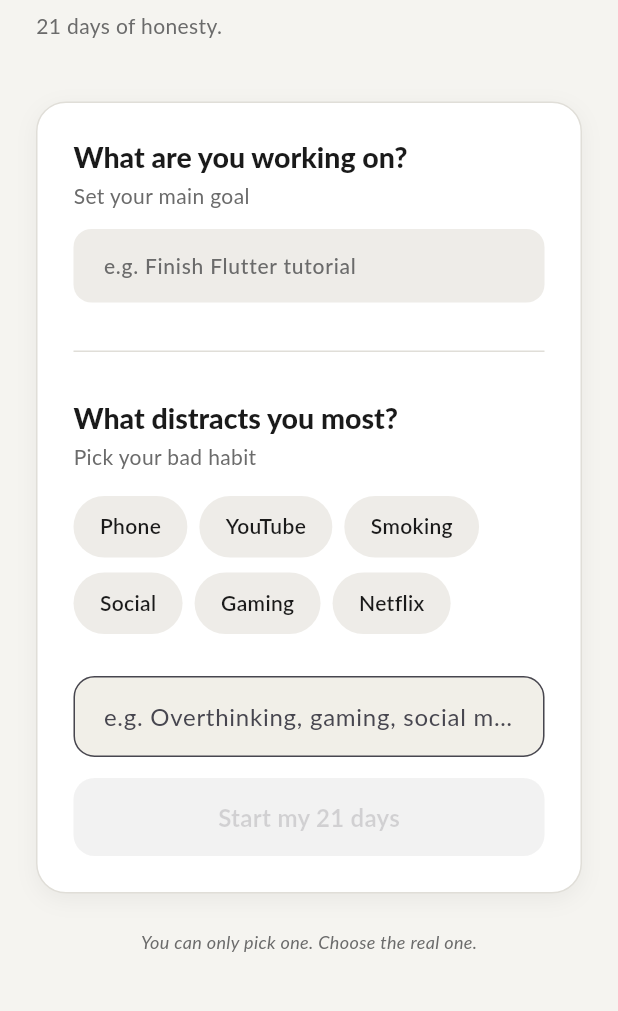
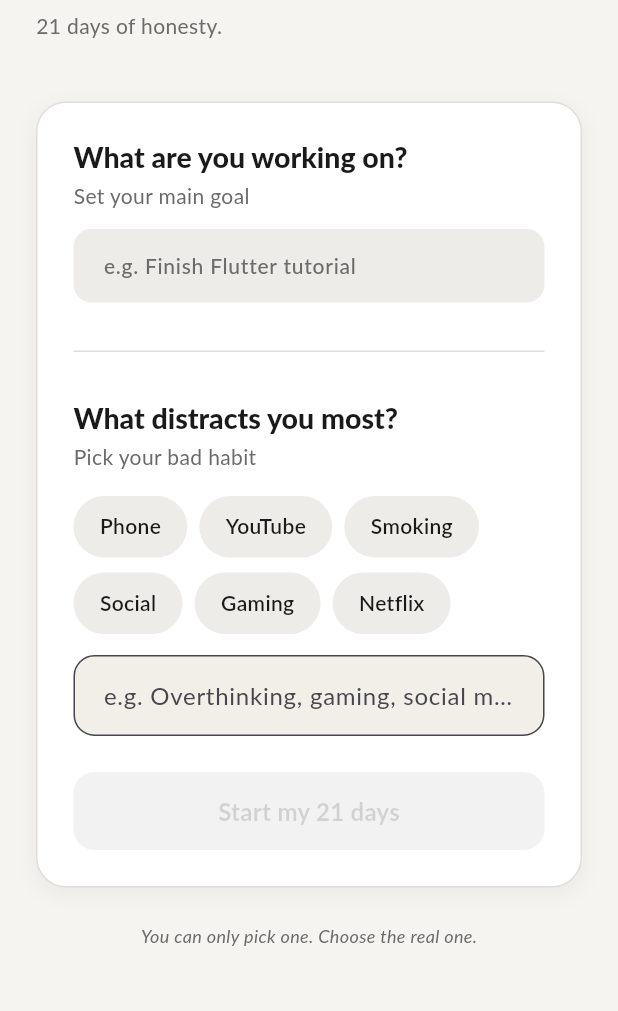
Before and after one commit to omar20270/own_it, a Flutter app: the screen it shows after launch, on a phone screen of 412 x 824 dp, the part 101-1112 px from its top. Run offline on Flutter 3.47's test engine with Material 3 defaults, Android fonts, the phone set to English and light mode, and no system bars; our stand-ins replace cloud_firestore, firebase_core, flutter_riverpod; accounts and stored records are empty; Roboto replaces fonts that are missing (Lato).

Commit message:
refactor the setup page and fix errors

```diff
--- a/lib/features/setup/presentation/pages/setup_page.dart
+++ b/lib/features/setup/presentation/pages/setup_page.dart
@@ -2,6 +2,11 @@ import 'package:flutter/material.dart';
 import 'package:flutter_riverpod/flutter_riverpod.dart';
 import 'package:own_it/core/theme/app_thema.dart';
 import 'package:own_it/features/setup/presentation/providers/setup_providers.dart';
+import 'package:own_it/features/setup/presentation/widgets/custom_distraction_field.dart';
+import 'package:own_it/features/setup/presentation/widgets/goal_text_field.dart';
+import 'package:own_it/features/setup/presentation/widgets/setup_card.dart';
+import 'package:own_it/features/setup/presentation/widgets/setup_cta_button.dart';
+import 'package:own_it/features/setup/presentation/widgets/setup_section_label.dart';
 
 import '../../../../core/constants/app_constants.dart';
 
@@ -41,19 +46,19 @@ class SetupPage extends ConsumerWidget {
               const SizedBox(height: 40),
 
               // ── Card ────────────────────────────────────────────────────
-              _SetupCard(
+              SetupCard(
                 child: Column(
                   crossAxisAlignment: CrossAxisAlignment.start,
                   children: [
                     // Goal section
-                    _SectionLabel(AppStrings.setupGoalQuestion),
+                    SectionLabel(AppStrings.setupGoalQuestion),
                     const SizedBox(height: 4),
                     Text(
                       AppStrings.setupGoalSubtitle,
                       style: Theme.of(context).textTheme.bodyMedium,
                     ),
                     const SizedBox(height: 12),
-                    _GoalTextField(
+                    GoalTextField(
                       onChanged: (val) =>
                           ref.read(goalProvider.notifier).state = val,
                     ),
@@ -63,7 +68,7 @@ class SetupPage extends ConsumerWidget {
                     const SizedBox(height: 32),
 
                     // Habit section
-                    _SectionLabel(AppStrings.setupHabitQuestion),
+                    SectionLabel(AppStrings.setupHabitQuestion),
                     const SizedBox(height: 4),
                     Text(
                       AppStrings.setupHabitSubtitle,
@@ -86,53 +91,16 @@ class SetupPage extends ConsumerWidget {
 
                     const SizedBox(height: 14),
 
-                    const SizedBox(height: 14),
-
-                    _CustomDistractionField(
+                    CustomDistractionField(
                       onChanged: (value) {
                         ref.read(selectedHabitProvider.notifier).state =
                             value.trim().isEmpty ? null : value.trim();
                       },
                     ),
-                    const SizedBox(height: 14),
-                    // CTA Button
-                    _CtaButton(
-                      isEnabled: isValid,
-                      onPressed: isValid
-                          ? () async {
-                              // show loading
-                              ref.read(setupSavingProvider.notifier).state =
-                                  true;
 
-                              try {
-                                await ref
-                                    .read(setupRepositoryProvider)
-                                    .saveSetup(
-                                      goal: ref.read(goalProvider).trim(),
-                                      badHabit: ref.read(
-                                        selectedHabitProvider,
-                                      )!,
-                                    );
-                                // navigate to checkin (use SnackBar for now)
-                                if (context.mounted) {
-                                  Navigator.pushNamed(
-                                    context,
-                                    AppRoutes.checkin,
-                                  );
-                                }
-                              } catch (e) {
-                                if (context.mounted) {
-                                  ScaffoldMessenger.of(context).showSnackBar(
-                                    SnackBar(content: Text('Error: $e')),
-                                  );
-                                }
-                              } finally {
-                                ref.read(setupSavingProvider.notifier).state =
-                                    false;
-                              }
-                            }
-                          : null,
-                    ),
+                    const SizedBox(height: 24),
+
+                    SetupCtaButton(isEnabled: isValid),
                   ],
                 ),
               ),
@@ -156,147 +124,3 @@ class SetupPage extends ConsumerWidget {
     );
   }
 }
-
-// ── Private sub-widgets ────────────────────────────────────────────────────
-
-class _SetupCard extends StatelessWidget {
-  final Widget child;
-  const _SetupCard({required this.child});
-
-  @override
-  Widget build(BuildContext context) {
-    return Container(
-      width: double.infinity,
-      padding: const EdgeInsets.all(24),
-      decoration: BoxDecoration(
-        color: AppColors.surface,
-        borderRadius: BorderRadius.circular(20),
-        border: Border.all(color: AppColors.border),
-        boxShadow: [
-          BoxShadow(
-            color: Colors.black.withValues(alpha: 0.05),
-            blurRadius: 12,
-            offset: const Offset(0, 4),
-          ),
-        ],
-      ),
-      child: child,
-    );
-  }
-}
-
-class _SectionLabel extends StatelessWidget {
-  final String text;
-  const _SectionLabel(this.text);
-
-  @override
-  Widget build(BuildContext context) {
-    return Text(
-      text,
-      style: Theme.of(context).textTheme.headlineMedium?.copyWith(fontSize: 19),
-    );
-  }
-}
-
-class _GoalTextField extends StatelessWidget {
-  final ValueChanged<String> onChanged;
-
-  const _GoalTextField({required this.onChanged});
-
-  @override
-  Widget build(BuildContext context) {
-    return TextField(
-      onChanged: onChanged,
-      style: const TextStyle(
-        fontSize: 14,
-        fontWeight: FontWeight.w500,
-        color: AppColors.textPrimary,
-      ),
-      decoration: InputDecoration(
-        hintText: AppStrings.setupGoalHint,
-        hintStyle: const TextStyle(
-          color: AppColors.textSecondary,
-          fontSize: 14,
-        ),
-        contentPadding: const EdgeInsets.symmetric(
-          horizontal: 16,
-          vertical: 14,
-        ),
-        filled: true,
-        fillColor: AppColors.chipUnselected,
-        border: OutlineInputBorder(
-          borderRadius: BorderRadius.circular(12),
-          borderSide: BorderSide.none,
-        ),
-        focusedBorder: OutlineInputBorder(
-          borderRadius: BorderRadius.circular(12),
-          borderSide: const BorderSide(color: AppColors.primary, width: 1.5),
-        ),
-      ),
-    );
-  }
-}
-
-class _CustomDistractionField extends StatelessWidget {
-  final ValueChanged<String> onChanged;
-
-  const _CustomDistractionField({required this.onChanged});
-
-  @override
-  Widget build(BuildContext context) {
-    return TextField(
-      onChanged: onChanged,
-      decoration: InputDecoration(
-        hintText: 'e.g. Overthinking, gaming, social media',
-        filled: true,
-        fillColor: const Color(0xFFF1EFE8),
-        contentPadding: const EdgeInsets.symmetric(
-          horizontal: 16,
-          vertical: 15,
-        ),
-        border: OutlineInputBorder(
-          borderRadius: BorderRadius.circular(14),
-          borderSide: const BorderSide(color: Color(0xFFD8D6CF)),
-        ),
-      ),
-    );
-  }
-}
-
-class _CtaButton extends StatelessWidget {
-  final bool isEnabled;
-  final VoidCallback? onPressed;
-
-  const _CtaButton({required this.isEnabled, required this.onPressed});
-
-  @override
-  Widget build(BuildContext context) {
-    return AnimatedOpacity(
-      opacity: isEnabled ? 1.0 : 0.45,
-      duration: const Duration(milliseconds: 200),
-      child: SizedBox(
-        width: double.infinity,
-        height: 52,
-        child: ElevatedButton(
-          onPressed: onPressed,
-          style: ElevatedButton.styleFrom(
-            backgroundColor: AppColors.primary,
-            foregroundColor: Colors.white,
-            shape: RoundedRectangleBorder(
-              borderRadius: BorderRadius.circular(14),
-            ),
-            elevation: isEnabled ? 3 : 0,
-          ),
-          child: const Text(
-            AppStrings.setupCta,
-            style: TextStyle(
-              fontSize: 16,
-              fontWeight: FontWeight.w700,
-              letterSpacing: 0.2,
-            ),
-          ),
-        ),
-      ),
-    );
-  }
-}
--- a/lib/features/setup/presentation/providers/setup_valid_provider.dart
+++ /dev/null
@@ -1,15 +0,0 @@
-import 'package:flutter_riverpod/flutter_riverpod.dart';
-import 'package:flutter_riverpod/legacy.dart';
-
-// ── Goal text ──────────────────────────────────────────────────────────────
-final goalProvider = StateProvider<String>((ref) => '');
-
-// ── Selected bad habit ─────────────────────────────────────────────────────
-final selectedHabitProvider = StateProvider<String?>((ref) => null);
-
-// ── Form validity: both must be filled ────────────────────────────────────
-final setupValidProvider = Provider<bool>((ref) {
-  final goal = ref.watch(goalProvider).trim();
-  final habit = ref.watch(selectedHabitProvider);
-  return goal.isNotEmpty && habit != null;
-});
--- a/lib/features/setup/presentation/widgets/custom_distraction_field.dart
+++ b/lib/features/setup/presentation/widgets/custom_distraction_field.dart
@@ -0,0 +1,27 @@
+import 'package:flutter/material.dart';
+
+class CustomDistractionField extends StatelessWidget {
+  final ValueChanged<String> onChanged;
+
+  const CustomDistractionField({super.key, required this.onChanged});
+
+  @override
+  Widget build(BuildContext context) {
+    return TextField(
+      onChanged: onChanged,
+      decoration: InputDecoration(
+        hintText: 'e.g. Overthinking, gaming, social media',
+        filled: true,
+        fillColor: const Color(0xFFF1EFE8),
+        contentPadding: const EdgeInsets.symmetric(
+          horizontal: 16,
+          vertical: 15,
+        ),
+        border: OutlineInputBorder(
+          borderRadius: BorderRadius.circular(14),
+          borderSide: const BorderSide(color: Color(0xFFD8D6CF)),
+        ),
+      ),
+    );
+  }
+}
--- a/lib/features/setup/presentation/widgets/goal_text_field.dart
+++ b/lib/features/setup/presentation/widgets/goal_text_field.dart
@@ -0,0 +1,42 @@
+import 'package:flutter/material.dart';
+import 'package:own_it/core/constants/app_constants.dart';
+import 'package:own_it/core/theme/app_thema.dart';
+
+class GoalTextField extends StatelessWidget {
+  final ValueChanged<String> onChanged;
+
+  const GoalTextField({super.key, required this.onChanged});
+
+  @override
+  Widget build(BuildContext context) {
+    return TextField(
+      onChanged: onChanged,
+      style: const TextStyle(
+        fontSize: 14,
+        fontWeight: FontWeight.w500,
+        color: AppColors.textPrimary,
+      ),
+      decoration: InputDecoration(
+        hintText: AppStrings.setupGoalHint,
+        hintStyle: const TextStyle(
+          color: AppColors.textSecondary,
+          fontSize: 14,
+        ),
+        contentPadding: const EdgeInsets.symmetric(
+          horizontal: 16,
+          vertical: 14,
+        ),
+        filled: true,
+        fillColor: AppColors.chipUnselected,
+        border: OutlineInputBorder(
+          borderRadius: BorderRadius.circular(12),
+          borderSide: BorderSide.none,
+        ),
+        focusedBorder: OutlineInputBorder(
+          borderRadius: BorderRadius.circular(12),
+          borderSide: const BorderSide(color: AppColors.primary, width: 1.5),
+        ),
+      ),
+    );
+  }
+}
--- a/lib/features/setup/presentation/widgets/setup_card.dart
+++ b/lib/features/setup/presentation/widgets/setup_card.dart
@@ -0,0 +1,28 @@
+import 'package:flutter/material.dart';
+import 'package:own_it/core/theme/app_thema.dart';
+
+class SetupCard extends StatelessWidget {
+  final Widget child;
+  const SetupCard({super.key, required this.child});
+
+  @override
+  Widget build(BuildContext context) {
+    return Container(
+      width: double.infinity,
+      padding: const EdgeInsets.all(24),
+      decoration: BoxDecoration(
+        color: AppColors.surface,
+        borderRadius: BorderRadius.circular(20),
+        border: Border.all(color: AppColors.border),
+        boxShadow: [
+          BoxShadow(
+            color: Colors.black.withValues(alpha: 0.05),
+            blurRadius: 12,
+            offset: const Offset(0, 4),
+          ),
+        ],
+      ),
+      child: child,
+    );
+  }
+}
--- /dev/null
+++ b/lib/features/setup/presentation/widgets/setup_cta_button.dart
@@ -0,0 +1,80 @@
+import 'package:flutter/material.dart';
+import 'package:flutter_riverpod/flutter_riverpod.dart';
+import 'package:own_it/core/constants/app_constants.dart';
+import 'package:own_it/core/theme/app_thema.dart';
+import 'package:own_it/features/setup/presentation/providers/setup_providers.dart';
+
+class SetupCtaButton extends ConsumerWidget {
+  final bool isEnabled;
+
+  const SetupCtaButton({super.key, required this.isEnabled});
+
+  Future<void> _saveSetup(BuildContext context, WidgetRef ref) async {
+    ref.read(setupSavingProvider.notifier).state = true;
+
+    try {
+      await ref
+          .read(setupRepositoryProvider)
+          .saveSetup(
+            goal: ref.read(goalProvider).trim(),
+            badHabit: ref.read(selectedHabitProvider)!,
+          );
+
+      if (context.mounted) {
+        Navigator.pushNamed(context, AppRoutes.checkin);
+      }
+    } catch (e) {
+      if (context.mounted) {
+        ScaffoldMessenger.of(
+          context,
+        ).showSnackBar(SnackBar(content: Text('Error: $e')));
+      }
+    } finally {
+      ref.read(setupSavingProvider.notifier).state = false;
+    }
+  }
+
+  @override
+  Widget build(BuildContext context, WidgetRef ref) {
+    final isSaving = ref.watch(setupSavingProvider);
+
+    return AnimatedOpacity(
+      opacity: isEnabled ? 1.0 : 0.45,
+      duration: const Duration(milliseconds: 200),
+      child: SizedBox(
+        width: double.infinity,
+        height: 52,
+        child: ElevatedButton(
+          onPressed: isEnabled && !isSaving
+              ? () => _saveSetup(context, ref)
+              : null,
+          style: ElevatedButton.styleFrom(
+            backgroundColor: AppColors.primary,
+            foregroundColor: Colors.white,
+            shape: RoundedRectangleBorder(
+              borderRadius: BorderRadius.circular(14),
+            ),
+            elevation: isEnabled ? 3 : 0,
+          ),
+          child: isSaving
+              ? const SizedBox(
+                  width: 22,
+                  height: 22,
+                  child: CircularProgressIndicator(
+                    strokeWidth: 2.4,
+                    color: Colors.white,
+                  ),
+                )
+              : const Text(
+                  AppStrings.setupCta,
+                  style: TextStyle(
+                    fontSize: 16,
+                    fontWeight: FontWeight.w700,
+                    letterSpacing: 0.2,
+                  ),
+                ),
+        ),
+      ),
+    );
+  }
+}
--- a/lib/features/setup/presentation/widgets/setup_section_label.dart
+++ b/lib/features/setup/presentation/widgets/setup_section_label.dart
@@ -0,0 +1,14 @@
+import 'package:flutter/material.dart';
+
+class SectionLabel extends StatelessWidget {
+  final String text;
+  const SectionLabel(this.text, {super.key});
+
+  @override
+  Widget build(BuildContext context) {
+    return Text(
+      text,
+      style: Theme.of(context).textTheme.headlineMedium?.copyWith(fontSize: 19),
+    );
+  }
+}
```
Also changed, not shown: lib/features/setup/presentation/providers/setup_providers.dart (+4 -3 lines), lib/features/setup/presentation/providers/goal_provider.dart (deleted), lib/features/setup/presentation/providers/selected_habit_provider.dart (deleted), lib/features/setup/presentation/widgets/setup_cat_button.dart (deleted).
